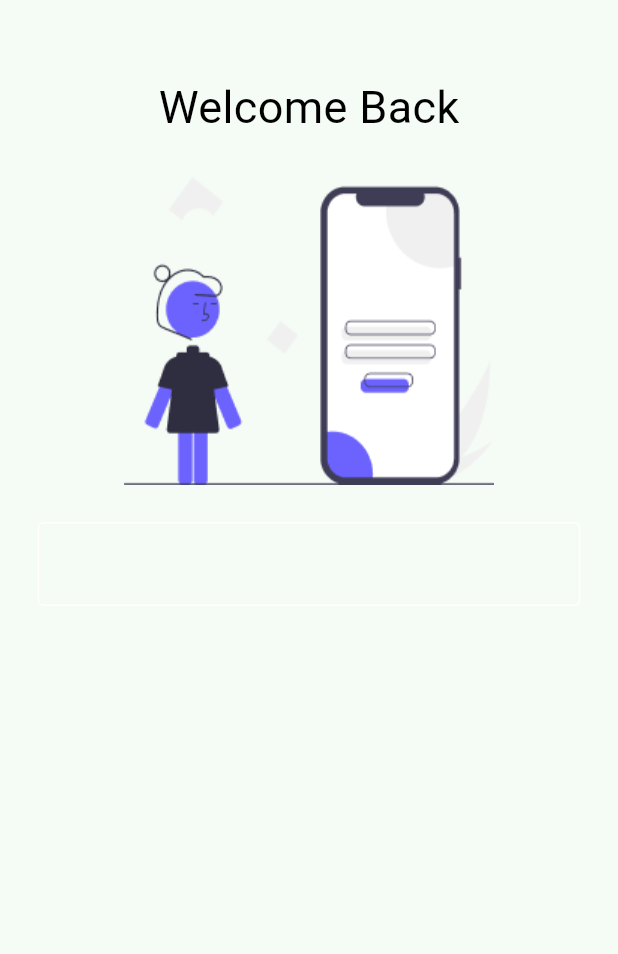
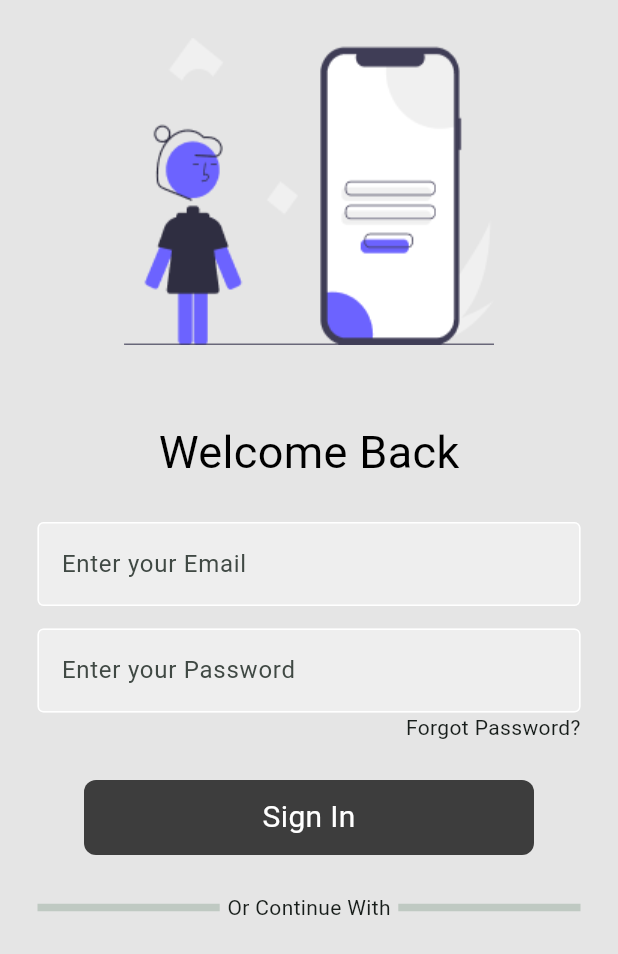
Before and after one commit to Patrick-Badiang/PetCareApp, a Flutter app: the screen it shows after launch, on a phone screen of 412 x 824 dp. Shown: the top 954 px of the screen. Run offline on Flutter 3.47's test engine with Material 3 defaults, Android fonts, the phone set to English and light mode, and no system bars; our stand-ins replace flutter_slidable, flutter_speed_dial, hive, hive_flutter; accounts and stored records are empty.

Commit message:
Added Email/password textfields and  sigin button

```diff
--- a/lib/main.dart
+++ b/lib/main.dart
@@ -5,6 +5,8 @@ import 'package:pet_care_app/appointmentpage.dart';
 import 'package:pet_care_app/homepage.dart';
 import 'package:pet_care_app/caringpage.dart';
 import 'package:pet_care_app/topWidget.dart';
+import 'package:pet_care_app/utils/my_sign_in_button.dart';
+import 'package:pet_care_app/utils/styled_text_field.dart';
 
 void main() async {
   //init hive
@@ -43,35 +45,84 @@ class MyWidget extends StatefulWidget {
 }
 
 class _MyWidgetState extends State<MyWidget> {
+  final controller = TextEditingController();
+
+  void signUserIn(){
+    print("Sign In Tapped");
+  }
+
   @override
   Widget build(BuildContext context) {
     return Scaffold(
+      backgroundColor: const Color(0xffE5E5E5),
       body: SafeArea(
         child: Center(
           child: Column(
             crossAxisAlignment: CrossAxisAlignment.center,
             children: [
+              //Login  Icon
+              const SizedBox(height: 25),
+              Image.asset("assets/images/Login/LoginPhoto.png"),
+
+              //Welcome back text
               const SizedBox(height: 50),
               const Text(
                 "Welcome Back",
                 style: TextStyle(fontSize: 30, color: Colors.black),
               ),
+
+              //Email and Password TextFields
               const SizedBox(height: 25),
-              Image.asset("assets/images/Login/LoginPhoto.png"),
-              const SizedBox(height: 25),
+              StyledTextField(
+                controller: controller,
+                hintText: 'Enter your Email',
+                obscureText: false,
+              ),
+              const SizedBox(
+                height: 15,
+              ),
+              StyledTextField(
+                controller: controller,
+                hintText: 'Enter your Password',
+                obscureText: true,
+              ),
+
+              //Forgot password?
+              const Row(
+                mainAxisAlignment: MainAxisAlignment.end,
+                children: [
+                  Padding(
+                    padding: const EdgeInsets.only(right: 25.0),
+                    child: Text("Forgot Password?"),
+                  )
+                ],
+              ),
+
+              //Sign in  Button
+              const SizedBox(height: 25,),
+              MySignInButton(
+                onTap: signUserIn,
+              ),
+
+
+              //Continue with
+              const  SizedBox(height: 25,),
               const Padding(
-                padding:  EdgeInsets.symmetric(horizontal: 25.0),
-                child: TextField(
-                  decoration: InputDecoration(
-                    enabledBorder: OutlineInputBorder(
-                      borderSide: BorderSide(color: Colors.white),
+                padding: EdgeInsets.symmetric(horizontal: 25.0),
+                child: Row(
+                  children: [
+                    Expanded(child: Divider( thickness: 5,)),
+                    Padding(
+                      padding: EdgeInsets.symmetric(horizontal: 5.0),
+                      child: Text("Or Continue With"),
                     ),
-                    focusedBorder: OutlineInputBorder(
-                      borderSide: BorderSide(color: Colors.grey),
-                    )
-                  ),
+                    Expanded(child: Divider( thickness: 5,)),
+                  ],
                 ),
-              ),
+              )
+
+              //Google and Facebook Icons
+
             ],
           ),
         ),
--- /dev/null
+++ b/lib/utils/my_sign_in_button.dart
@@ -0,0 +1,32 @@
+import 'package:flutter/material.dart';
+
+class MySignInButton extends StatelessWidget {
+
+  final Function()? onTap;
+
+  const MySignInButton({
+    super.key,
+    required  this.onTap,
+  });
+
+  @override
+  Widget build(BuildContext context) {
+    return GestureDetector(
+      onTap: onTap,
+      child: Container(
+        width: 300,
+        height: 50,
+        decoration: BoxDecoration(
+          color: Color.fromARGB(255, 61, 61, 61),
+          borderRadius: BorderRadius.circular(8),
+        ),
+        child: const Center(
+          child: Text(
+            "Sign In",
+            style: TextStyle(color: Colors.white, fontSize: 20),
+          ),
+        ),
+      ),
+    );
+  }
+}
--- /dev/null
+++ b/lib/utils/styled_text_field.dart
@@ -0,0 +1,35 @@
+import 'package:flutter/material.dart';
+
+class StyledTextField extends StatelessWidget {
+  final controller;
+  final String hintText;
+  final bool obscureText;
+  const StyledTextField({
+    super.key,
+    required this.controller,
+    required this.hintText,
+    required this.obscureText,
+  });
+
+  @override
+  Widget build(BuildContext context) {
+    return Padding(
+     padding:  EdgeInsets.symmetric(horizontal: 25.0),
+     child: TextField(
+      controller: controller,
+      obscureText: obscureText,
+       decoration: InputDecoration(
+         enabledBorder: OutlineInputBorder(
+           borderSide: BorderSide(color: Colors.white),
+         ),
+         focusedBorder: OutlineInputBorder(
+           borderSide: BorderSide(color: Colors.grey),
+         ),
+         fillColor:  Colors.grey.shade200,
+         filled: true,
+         hintText: hintText,
+       ),
+     ),
+                  );
+  }
+}
```
